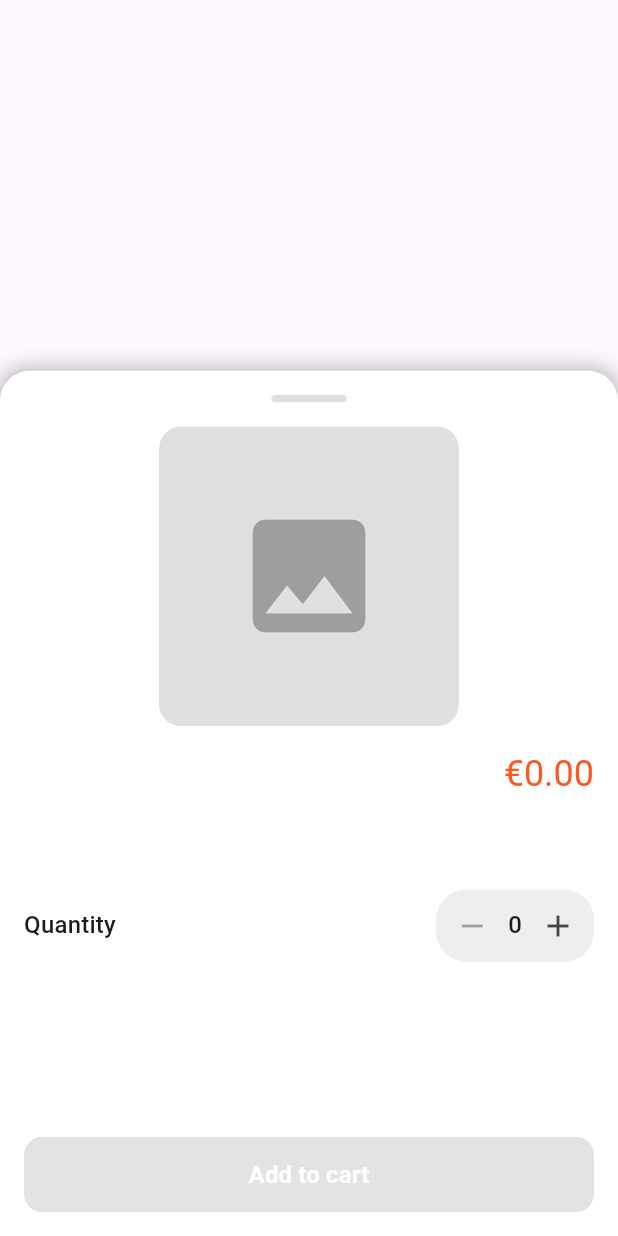
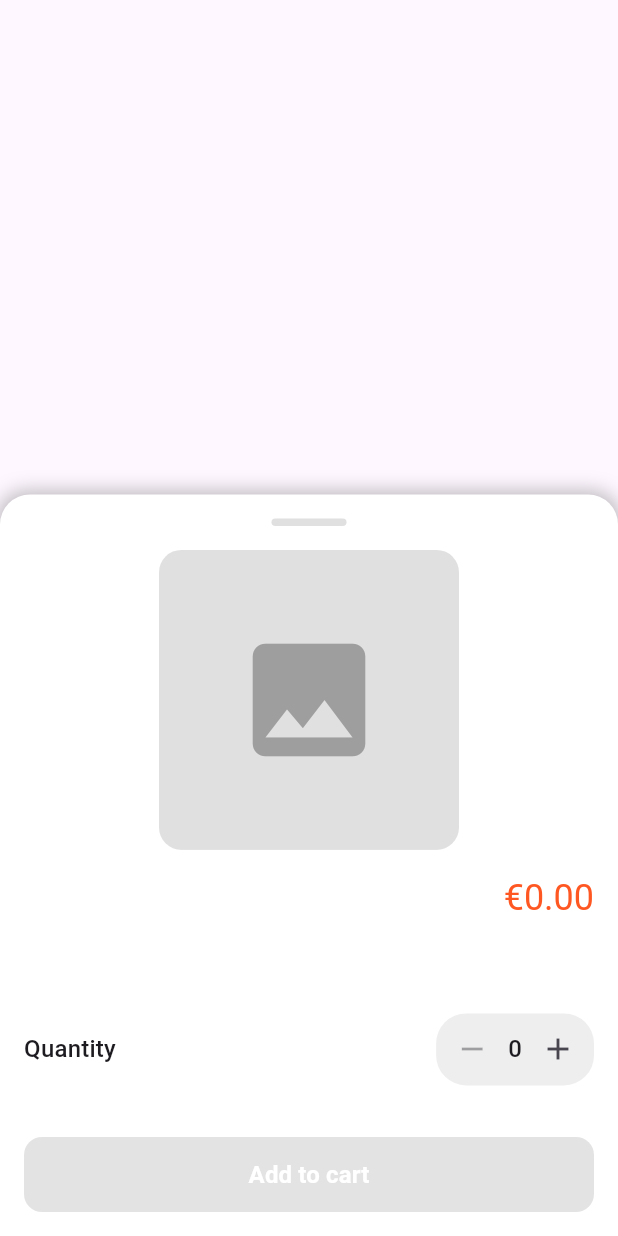
Before and after one commit to KhalilHen/pt_pick_up_platform, a Flutter app: the MenuItemBottomSheet widget shown alone on an empty page, opened directly with empty values, on a phone screen of 412 x 824 dp. Run offline on Flutter 3.47's test engine with Material 3 defaults, Android fonts, the phone set to English and light mode, and no system bars; our stand-ins replace firebase_core, firebase_database, introduction_screen, line_icons, shared_preferences, supabase_flutter; accounts and stored records are empty; generated files the repository leaves out were written again; key blocks and very long unbroken strings in the code were emptied for the run.

Commit message:
Made the color transparent

```diff
--- a/lib/custom/custom_menu.dart
+++ b/lib/custom/custom_menu.dart
@@ -81,6 +81,7 @@ class _MenuItemWidgetState extends State<MenuItemWidget> {
     showModalBottomSheet(
       context: context,
       isScrollControlled: true,
+      backgroundColor: Colors.transparent,
       shape: const RoundedRectangleBorder(
         borderRadius: BorderRadius.vertical(top: Radius.circular(20)),
       ),
--- a/lib/pages/detail_menu_item.dart
+++ b/lib/pages/detail_menu_item.dart
@@ -33,7 +33,7 @@ class _MenuItemBottomSheetState extends State<MenuItemBottomSheet> {
     final orderController = Provider.of<OrderController>(context);
 
     return DraggableScrollableSheet(
-      initialChildSize: 0.7,
+      initialChildSize: 0.6,
       minChildSize: 0.5,
       maxChildSize: 0.9,
       builder: (_, controller) {
@@ -177,6 +177,7 @@ class _MenuItemBottomSheetState extends State<MenuItemBottomSheet> {
                       fontWeight: FontWeight.bold,
                     ),
                   ),
+                  //test
                 ),
               ),
             ],
```
